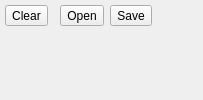
The window that src/plugins/scribble/scribblewidget.ui (JuPrgn/NNumberRec) describes before a commit, drawn with Qt 5.
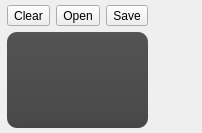
The same window after the commit. Icons and pictures are not drawn.

What changed in the file:
```diff
--- a/src/plugins/scribble/scribblewidget.ui
+++ b/src/plugins/scribble/scribblewidget.ui
@@ -6,8 +6,8 @@
    <rect>
     <x>0</x>
     <y>0</y>
-    <width>191</width>
-    <height>100</height>
+    <width>202</width>
+    <height>133</height>
    </rect>
   </property>
   <property name="sizePolicy">
@@ -46,23 +46,7 @@
      <property name="bottomMargin">
       <number>5</number>
      </property>
-     <item row="1" column="0" rowspan="2" colspan="4">
-      <layout class="QHBoxLayout" name="hlScribble">
-       <property name="leftMargin">
-        <number>3</number>
-       </property>
-       <property name="topMargin">
-        <number>3</number>
-       </property>
-       <property name="rightMargin">
-        <number>3</number>
-       </property>
-       <property name="bottomMargin">
-        <number>3</number>
-       </property>
-      </layout>
-     </item>
-     <item row="0" column="0">
+     <item row="0" column="1">
       <widget class="QToolButton" name="tbClear">
        <property name="text">
         <string>Clear</string>
@@ -141,6 +125,53 @@
        </property>
       </widget>
      </item>
+     <item row="1" column="1" rowspan="2" colspan="3">
+      <widget class="QFrame" name="frame">
+       <property name="styleSheet">
+        <string notr="true">background-color: QLinearGradient( x1: 0, y1: 0, x2: 0, y2: 1, stop: 0 #565656, stop: 0.1 #525252, stop: 0.5 #4e4e4e, stop: 0.9 #4a4a4a, stop: 1 #464646);
+border-radius: 10px;</string>
+       </property>
+       <property name="frameShape">
+        <enum>QFrame::StyledPanel</enum>
+       </property>
+       <property name="frameShadow">
+        <enum>QFrame::Raised</enum>
+       </property>
+       <property name="lineWidth">
+        <number>1</number>
+       </property>
+       <layout class="QGridLayout" name="gridLayout_2">
+        <property name="leftMargin">
+         <number>5</number>
+        </property>
+        <property name="topMargin">
+         <number>5</number>
+        </property>
+        <property name="rightMargin">
+         <number>5</number>
+        </property>
+        <property name="bottomMargin">
+         <number>5</number>
+        </property>
+        <item row="0" column="0">
+         <layout class="QHBoxLayout" name="hlScribble">
+          <property name="leftMargin">
+           <number>3</number>
+          </property>
+          <property name="topMargin">
+           <number>3</number>
+          </property>
+          <property name="rightMargin">
+           <number>3</number>
+          </property>
+          <property name="bottomMargin">
+           <number>3</number>
+          </property>
+         </layout>
+        </item>
+       </layout>
+      </widget>
+     </item>
     </layout>
    </item>
   </layout>
```
